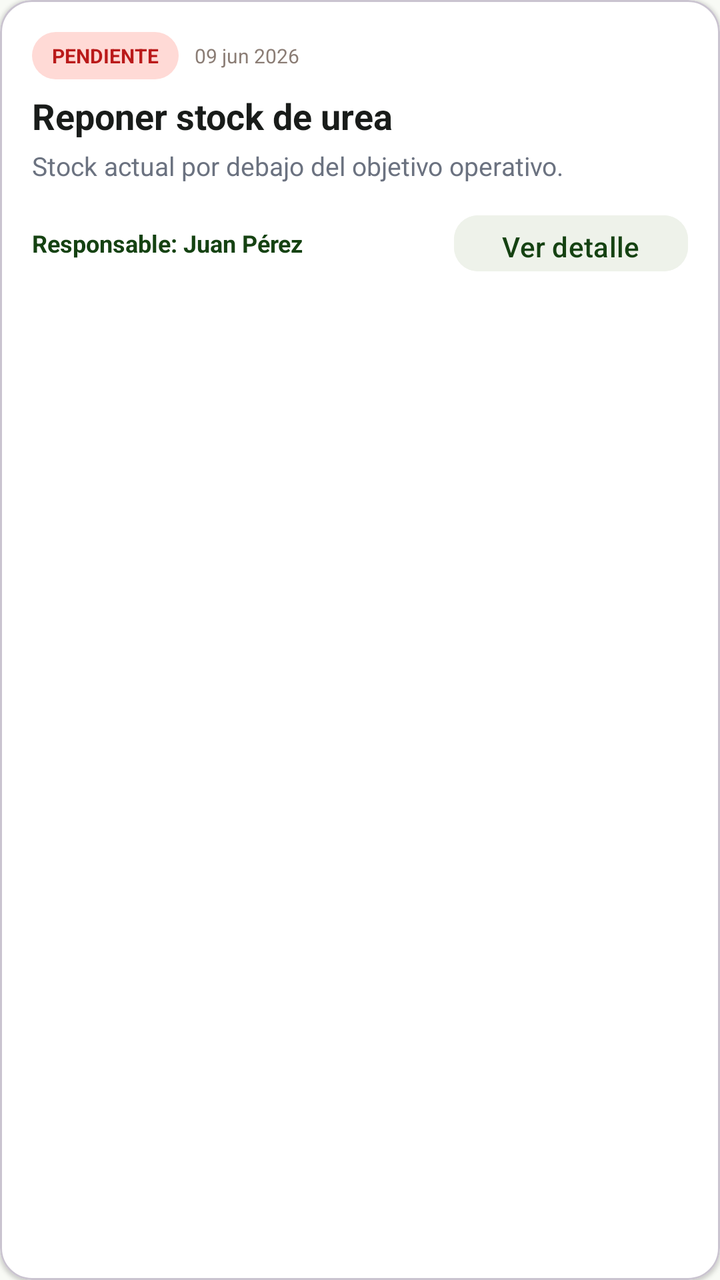
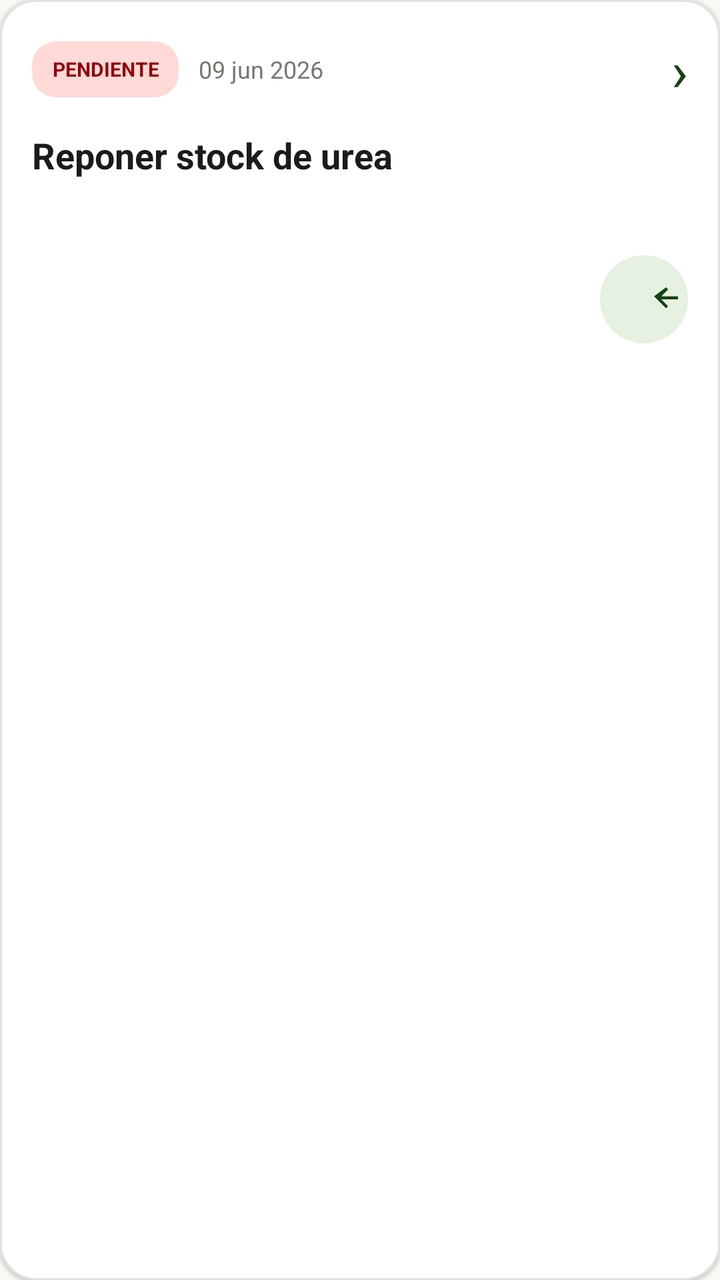

Screens rendered from an Android XML layout before and after an edit, with the pre-edit source and the edit as a unified diff.
<!-- AndroidManifest.xml: application theme Theme.MyFarmio -->
<!-- res/layout/item_task_summary.xml -->
<?xml version="1.0" encoding="utf-8"?>
<com.google.android.material.card.MaterialCardView xmlns:android="http://schemas.android.com/apk/res/android"
    xmlns:app="http://schemas.android.com/apk/res-auto"
    android:id="@+id/task_card"
    android:layout_width="match_parent"
    android:layout_height="wrap_content"
    android:layout_marginTop="8dp"
    app:cardCornerRadius="16dp"
    app:cardElevation="1dp"
    app:cardBackgroundColor="#ffffff">

    <LinearLayout
        android:layout_width="match_parent"
        android:layout_height="wrap_content"
        android:orientation="vertical"
        android:padding="16dp">

        <LinearLayout
            android:layout_width="match_parent"
            android:layout_height="wrap_content"
            android:orientation="horizontal"
            android:gravity="center_vertical">

            <TextView
                android:id="@+id/tv_task_status"
                android:layout_width="wrap_content"
                android:layout_height="wrap_content"
                android:text="PENDIENTE"
                android:textAllCaps="true"
                android:textSize="10sp"
                android:textStyle="bold"
                android:textColor="#ba1a1a"
                android:paddingStart="10dp"
                android:paddingEnd="10dp"
                android:paddingTop="5dp"
                android:paddingBottom="5dp"
                android:background="@drawable/bg_priority_high" />

            <TextView
                android:id="@+id/tv_task_due"
                android:layout_width="wrap_content"
                android:layout_height="wrap_content"
                android:layout_marginStart="8dp"
                android:text="09 jun 2026"
                android:textSize="10sp"
                android:textColor="#8b7d75" />
        </LinearLayout>

        <TextView
            android:id="@+id/tv_task_title"
            android:layout_width="match_parent"
            android:layout_height="wrap_content"
            android:layout_marginTop="6dp"
            android:text="Reponer stock de urea"
            android:textSize="18sp"
            android:textStyle="bold"
            android:textColor="#191c1a" />

        <TextView
            android:id="@+id/tv_task_description"
            android:layout_width="match_parent"
            android:layout_height="wrap_content"
            android:layout_marginTop="4dp"
            android:text="Stock actual por debajo del objetivo operativo."
            android:textSize="13sp"
            android:textColor="#6b7280" />

        <LinearLayout
            android:layout_width="match_parent"
            android:layout_height="wrap_content"
            android:orientation="horizontal"
            android:gravity="center_vertical"
            android:layout_marginTop="12dp">

            <TextView
                android:id="@+id/tv_task_responsible"
                android:layout_width="0dp"
                android:layout_height="wrap_content"
                android:layout_weight="1"
                android:text="Responsable: Juan Pérez"
                android:textSize="12sp"
                android:textStyle="bold"
                android:textColor="#154212" />

            <com.google.android.material.button.MaterialButton
                android:id="@+id/btn_task_details"
                android:layout_width="wrap_content"
                android:layout_height="36dp"
                android:text="Ver detalle"
                android:textAllCaps="false"
                app:cornerRadius="12dp"
                android:backgroundTint="#eef2ea"
                android:textColor="#154212" />
        </LinearLayout>
    </LinearLayout>

</com.google.android.material.card.MaterialCardView>
<!-- resources referenced by this layout -->
<resources>
  <!-- drawable bg_priority_high (drawable) -->
  <?xml version="1.0" encoding="utf-8"?>
  <shape xmlns:android="http://schemas.android.com/apk/res/android" android:shape="rectangle">
      <solid android:color="#ffdad6" />
      <corners android:radius="12dp" />
  </shape>
  <style name="Base.Theme.MyFarmio" parent="Theme.Material3.Light.NoActionBar">
          
          
      </style>
  <color name="primary">#154212</color>
  <color name="on_primary">#FFFFFF</color>
  <color name="primary_container">#2D5A27</color>
  <color name="on_primary_container">#9DD090</color>
  <color name="secondary">#79564B</color>
  <color name="on_secondary">#FFFFFF</color>
  <color name="secondary_container">#FED0C1</color>
  <color name="on_secondary_container">#79574C</color>
  <color name="tertiary">#253F17</color>
  <color name="on_tertiary">#FFFFFF</color>
  <color name="error">#BA1A1A</color>
  <color name="on_error">#FFFFFF</color>
  <color name="background">#F8FAF5</color>
  <color name="surface">#F8FAF5</color>
  <color name="on_surface">#191C1A</color>
  <color name="surface_variant">#E1E3DE</color>
  <color name="on_surface_variant">#42493E</color>
  <color name="outline">#72796E</color>
  <color name="surface_container_low">#F2F4EF</color>
  <style name="TextAppearance.MyFarmio.DisplayLarge" parent="TextAppearance.Material3.DisplayLarge">
          <item name="android:fontFamily">sans-serif-medium</item>
          <item name="android:textSize">28sp</item>
          <item name="android:textColor">@color/on_background</item>
      </style>
  <style name="TextAppearance.MyFarmio.HeadlineMedium" parent="TextAppearance.Material3.HeadlineMedium">
          <item name="android:fontFamily">sans-serif-medium</item>
          <item name="android:textSize">20sp</item>
          <item name="android:textColor">@color/on_surface</item>
      </style>
  <style name="TextAppearance.MyFarmio.TitleLarge" parent="TextAppearance.Material3.TitleLarge">
          <item name="android:fontFamily">sans-serif-medium</item>
          <item name="android:textSize">16sp</item>
          <item name="android:textColor">@color/on_surface</item>
      </style>
  <style name="TextAppearance.MyFarmio.BodyMedium" parent="TextAppearance.Material3.BodyMedium">
          <item name="android:fontFamily">sans-serif</item>
          <item name="android:textSize">14sp</item>
          <item name="android:textColor">@color/on_surface</item>
      </style>
  <style name="TextAppearance.MyFarmio.LabelMedium" parent="TextAppearance.Material3.LabelMedium">
          <item name="android:fontFamily">sans-serif</item>
          <item name="android:textSize">12sp</item>
          <item name="android:textColor">@color/on_surface_variant</item>
      </style>
  <color name="on_background">#191C1A</color>
  <!-- unchanged entries left out for length: 1 -->
</resources>

<!-- the commit's change to res/layout/item_task_summary.xml (unified diff, before → after) -->
@@ -1,97 +1,18 @@
 <?xml version="1.0" encoding="utf-8"?>
-<com.google.android.material.card.MaterialCardView xmlns:android="http://schemas.android.com/apk/res/android"
-    xmlns:app="http://schemas.android.com/apk/res-auto"
-    android:id="@+id/task_card"
-    android:layout_width="match_parent"
-    android:layout_height="wrap_content"
-    android:layout_marginTop="8dp"
-    app:cardCornerRadius="16dp"
-    app:cardElevation="1dp"
-    app:cardBackgroundColor="#ffffff">
-
-    <LinearLayout
-        android:layout_width="match_parent"
-        android:layout_height="wrap_content"
-        android:orientation="vertical"
-        android:padding="16dp">
-
-        <LinearLayout
-            android:layout_width="match_parent"
-            android:layout_height="wrap_content"
-            android:orientation="horizontal"
-            android:gravity="center_vertical">
-
-            <TextView
-                android:id="@+id/tv_task_status"
-                android:layout_width="wrap_content"
-                android:layout_height="wrap_content"
-                android:text="PENDIENTE"
-                android:textAllCaps="true"
-                android:textSize="10sp"
-                android:textStyle="bold"
-                android:textColor="#ba1a1a"
-                android:paddingStart="10dp"
-                android:paddingEnd="10dp"
-                android:paddingTop="5dp"
-                android:paddingBottom="5dp"
-                android:background="@drawable/bg_priority_high" />
-
-            <TextView
-                android:id="@+id/tv_task_due"
-                android:layout_width="wrap_content"
-                android:layout_height="wrap_content"
-                android:layout_marginStart="8dp"
-                android:text="09 jun 2026"
-                android:textSize="10sp"
-                android:textColor="#8b7d75" />
+<com.google.android.material.card.MaterialCardView xmlns:android="http://schemas.android.com/apk/res/android" xmlns:app="http://schemas.android.com/apk/res-auto"
+    android:id="@+id/task_card" android:layout_width="match_parent" android:layout_height="wrap_content" android:layout_marginTop="10dp"
+    app:cardBackgroundColor="#FFFFFF" app:cardCornerRadius="18dp" app:cardElevation="1dp" app:strokeColor="#E1E3DE" app:strokeWidth="1dp">
+    <LinearLayout android:layout_width="match_parent" android:layout_height="wrap_content" android:orientation="vertical" android:padding="16dp">
+        <LinearLayout android:layout_width="match_parent" android:layout_height="wrap_content" android:gravity="center_vertical">
+            <TextView android:id="@+id/tv_task_status" android:layout_width="wrap_content" android:layout_height="28dp" android:gravity="center" android:paddingHorizontal="10dp" android:background="@drawable/bg_priority_high" android:text="PENDIENTE" android:textColor="#93000A" android:textSize="10sp" android:textStyle="bold" />
+            <TextView android:id="@+id/tv_task_due" android:layout_width="0dp" android:layout_height="wrap_content" android:layout_weight="1" android:layout_marginStart="10dp" android:text="09 jun 2026" android:textColor="#72796E" android:textSize="12sp" />
+            <TextView android:layout_width="wrap_content" android:layout_height="wrap_content" android:text="›" android:textColor="#154212" android:textSize="28sp" />
         </LinearLayout>
-
-        <TextView
-            android:id="@+id/tv_task_title"
-            android:layout_width="match_parent"
-            android:layout_height="wrap_content"
-            android:layout_marginTop="6dp"
-            android:text="Reponer stock de urea"
-            android:textSize="18sp"
-            android:textStyle="bold"
-            android:textColor="#191c1a" />
-
-        <TextView
-            android:id="@+id/tv_task_description"
-            android:layout_width="match_parent"
-            android:layout_height="wrap_content"
-            android:layout_marginTop="4dp"
-            android:text="Stock actual por debajo del objetivo operativo."
-            android:textSize="13sp"
-            android:textColor="#6b7280" />
-
-        <LinearLayout
-            android:layout_width="match_parent"
-            android:layout_height="wrap_content"
-            android:orientation="horizontal"
-            android:gravity="center_vertical"
-            android:layout_marginTop="12dp">
-
-            <TextView
-                android:id="@+id/tv_task_responsible"
-                android:layout_width="0dp"
-                android:layout_height="wrap_content"
-                android:layout_weight="1"
-                android:text="Responsable: Juan Pérez"
-                android:textSize="12sp"
-                android:textStyle="bold"
-                android:textColor="#154212" />
-
-            <com.google.android.material.button.MaterialButton
-                android:id="@+id/btn_task_details"
-                android:layout_width="wrap_content"
-                android:layout_height="36dp"
-                android:text="Ver detalle"
-                android:textAllCaps="false"
-                app:cornerRadius="12dp"
-                android:backgroundTint="#eef2ea"
-                android:textColor="#154212" />
+        <TextView android:id="@+id/tv_task_title" android:layout_width="match_parent" android:layout_height="wrap_content" android:layout_marginTop="12dp" android:text="Reponer stock de urea" android:textColor="#191C1A" android:textSize="18sp" android:textStyle="bold" />
+        <TextView android:id="@+id/tv_task_description" android:layout_width="match_parent" android:layout_height="wrap_content" android:layout_marginTop="5dp" android:maxLines="2" android:ellipsize="end" android:textColor="#646862" android:textSize="14sp" />
+        <LinearLayout android:layout_width="match_parent" android:layout_height="wrap_content" android:layout_marginTop="14dp" android:gravity="center_vertical">
+            <TextView android:id="@+id/tv_task_responsible" android:layout_width="0dp" android:layout_height="44dp" android:layout_weight="1" android:gravity="center_vertical" android:textColor="#154212" android:textSize="13sp" android:textStyle="bold" />
+            <com.google.android.material.button.MaterialButton android:id="@+id/btn_task_details" android:layout_width="44dp" android:layout_height="44dp" android:text="" android:contentDescription="Ver detalle" android:insetTop="0dp" android:insetBottom="0dp" android:backgroundTint="#E6F1E1" app:cornerRadius="22dp" app:icon="@drawable/ic_arrow_forward" app:iconTint="#154212" />
         </LinearLayout>
     </LinearLayout>
-
 </com.google.android.material.card.MaterialCardView>
<!-- resource entries referenced after the edit -->
@@ -6,6 +6,15 @@
       <solid android:color="#ffdad6" />
       <corners android:radius="12dp" />
   </shape>
+  <!-- drawable ic_arrow_forward (drawable) -->
+  <?xml version="1.0" encoding="utf-8"?>
+  <vector xmlns:android="http://schemas.android.com/apk/res/android"
+      android:width="24dp"
+      android:height="24dp"
+      android:viewportWidth="24"
+      android:viewportHeight="24">
+      <path android:fillColor="#FFFFFF" android:pathData="M12 4l1.41 1.41L8.83 10H20v2H8.83l4.58 4.59L12 18l-8-8z"/>
+  </vector>
   <style name="Base.Theme.MyFarmio" parent="Theme.Material3.Light.NoActionBar">
           
           
